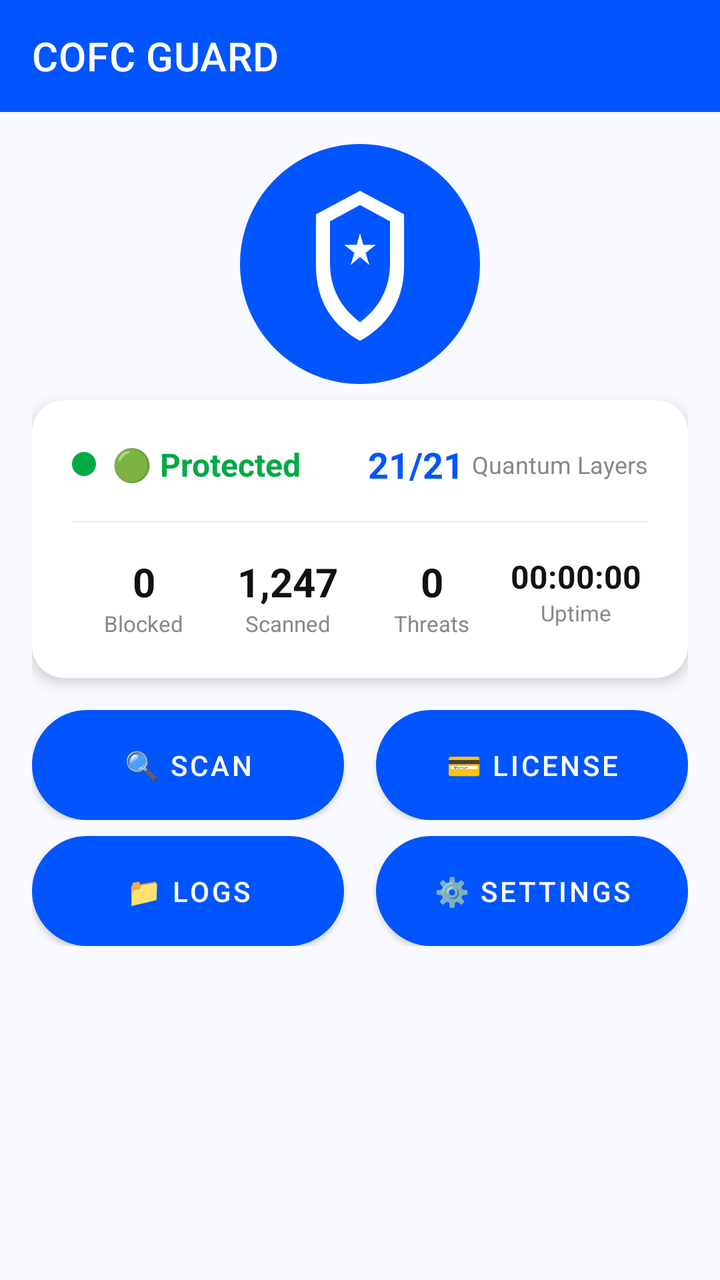
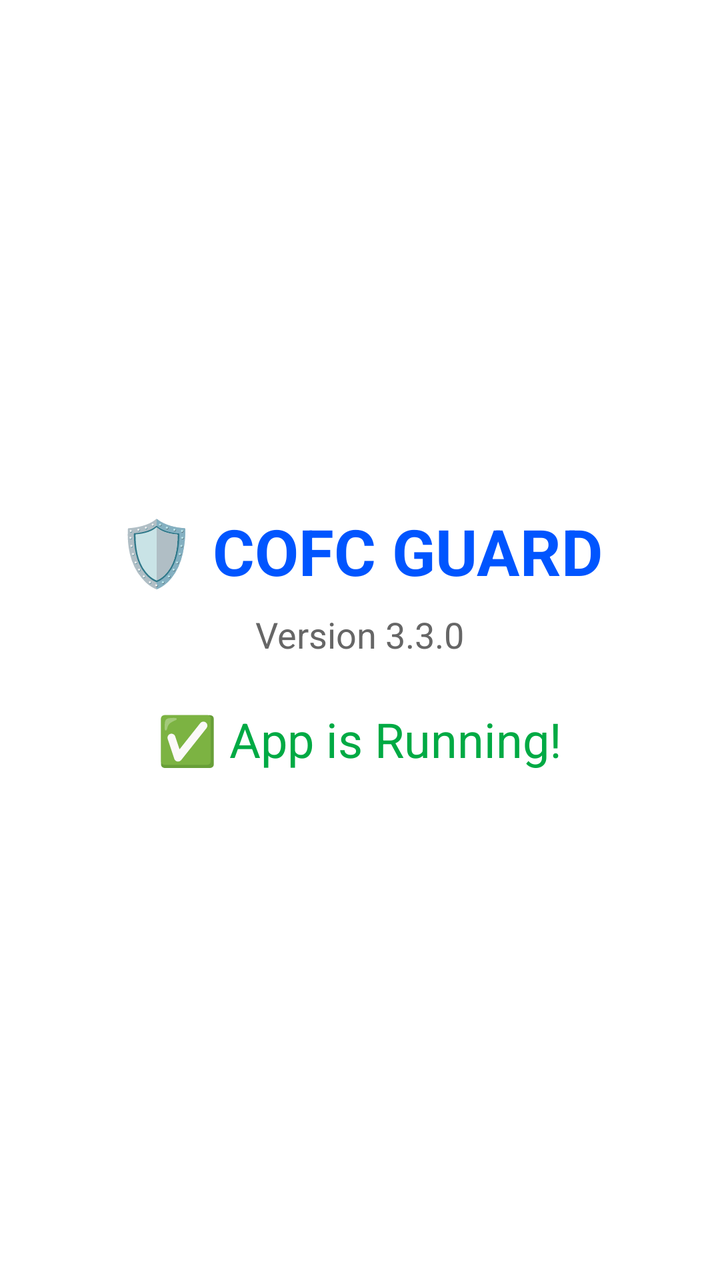

Before-and-after screenshots of an Android layout around one commit, followed by the original layout XML and the change that was made.
<!-- AndroidManifest.xml: activity theme Theme.COFCGuard -->
<!-- res/layout/activity_main.xml -->
<?xml version="1.0" encoding="utf-8"?>
<LinearLayout xmlns:android="http://schemas.android.com/apk/res/android"
    xmlns:app="http://schemas.android.com/apk/res-auto"
    android:layout_width="match_parent"
    android:layout_height="match_parent"
    android:orientation="vertical"
    android:background="#FFFFFF">

    <com.google.android.material.appbar.MaterialToolbar
        android:id="@+id/toolbar"
        android:layout_width="match_parent"
        android:layout_height="?attr/actionBarSize"
        android:background="#0055FF"
        android:theme="@style/ThemeOverlay.AppCompat.Dark.ActionBar"
        app:title="@string/app_name"
        app:titleTextColor="#FFFFFF" />

    <ScrollView
        android:layout_width="match_parent"
        android:layout_height="match_parent"
        android:fillViewport="true"
        android:background="#F8FAFF">

        <LinearLayout
            android:layout_width="match_parent"
            android:layout_height="wrap_content"
            android:orientation="vertical"
            android:padding="16dp"
            android:paddingBottom="80dp">

            <ImageView
                android:layout_width="120dp"
                android:layout_height="120dp"
                android:layout_gravity="center"
                android:src="@drawable/ic_launcher"
                android:contentDescription="Shield" />

            
            <com.google.android.material.card.MaterialCardView
                android:id="@+id/statusCard"
                android:layout_width="match_parent"
                android:layout_height="wrap_content"
                app:cardCornerRadius="16dp"
                app:cardElevation="4dp"
                app:cardBackgroundColor="#FFFFFF"
                android:layout_marginTop="8dp">

                <LinearLayout
                    android:layout_width="match_parent"
                    android:layout_height="wrap_content"
                    android:orientation="vertical"
                    android:padding="20dp">

                    <LinearLayout
                        android:layout_width="match_parent"
                        android:layout_height="wrap_content"
                        android:orientation="horizontal"
                        android:gravity="center_vertical">

                        <View
                            android:id="@+id/statusIndicator"
                            android:layout_width="12dp"
                            android:layout_height="12dp"
                            android:background="@drawable/status_active" />

                        <TextView
                            android:id="@+id/protectionStatusTextView"
                            android:layout_width="wrap_content"
                            android:layout_height="wrap_content"
                            android:text="@string/dashboard_status_active"
                            android:textColor="#00AA44"
                            android:textSize="16sp"
                            android:textStyle="bold"
                            android:layout_marginStart="8dp" />

                        <View android:layout_width="0dp" android:layout_height="0dp" android:layout_weight="1" />

                        <TextView
                            android:id="@+id/layersCountTextView"
                            android:layout_width="wrap_content"
                            android:layout_height="wrap_content"
                            android:text="21/21"
                            android:textColor="#0055FF"
                            android:textSize="18sp"
                            android:textStyle="bold" />

                        <TextView
                            android:layout_width="wrap_content"
                            android:layout_height="wrap_content"
                            android:text="@string/dashboard_layers"
                            android:textColor="#888888"
                            android:textSize="12sp"
                            android:layout_marginStart="4dp" />

                    </LinearLayout>

                    <View
                        android:layout_width="match_parent"
                        android:layout_height="1dp"
                        android:background="#EEF2F8"
                        android:layout_marginVertical="16dp" />

                    <GridLayout
                        android:layout_width="match_parent"
                        android:layout_height="wrap_content"
                        android:columnCount="4"
                        android:rowCount="1">

                        <LinearLayout
                            android:layout_width="0dp"
                            android:layout_height="wrap_content"
                            android:layout_columnWeight="1"
                            android:orientation="vertical"
                            android:gravity="center">
                            <TextView android:id="@+id/statsBlockedTextView" android:layout_width="wrap_content" android:layout_height="wrap_content" android:text="0" android:textColor="#111111" android:textSize="20sp" android:textStyle="bold" />
                            <TextView android:layout_width="wrap_content" android:layout_height="wrap_content" android:text="@string/dashboard_blocked" android:textColor="#888888" android:textSize="11sp" />
                        </LinearLayout>

                        <LinearLayout
                            android:layout_width="0dp"
                            android:layout_height="wrap_content"
                            android:layout_columnWeight="1"
                            android:orientation="vertical"
                            android:gravity="center">
                            <TextView android:id="@+id/statsScannedTextView" android:layout_width="wrap_content" android:layout_height="wrap_content" android:text="1,247" android:textColor="#111111" android:textSize="20sp" android:textStyle="bold" />
                            <TextView android:layout_width="wrap_content" android:layout_height="wrap_content" android:text="@string/dashboard_scanned" android:textColor="#888888" android:textSize="11sp" />
                        </LinearLayout>

                        <LinearLayout
                            android:layout_width="0dp"
                            android:layout_height="wrap_content"
                            android:layout_columnWeight="1"
                            android:orientation="vertical"
                            android:gravity="center">
                            <TextView android:id="@+id/statsThreatsTextView" android:layout_width="wrap_content" android:layout_height="wrap_content" android:text="0" android:textColor="#111111" android:textSize="20sp" android:textStyle="bold" />
                            <TextView android:layout_width="wrap_content" android:layout_height="wrap_content" android:text="@string/dashboard_threats" android:textColor="#888888" android:textSize="11sp" />
                        </LinearLayout>

                        <LinearLayout
                            android:layout_width="0dp"
                            android:layout_height="wrap_content"
                            android:layout_columnWeight="1"
                            android:orientation="vertical"
                            android:gravity="center">
                            <TextView android:id="@+id/statsUptimeTextView" android:layout_width="wrap_content" android:layout_height="wrap_content" android:text="00:00:00" android:textColor="#111111" android:textSize="16sp" android:textStyle="bold" />
                            <TextView android:layout_width="wrap_content" android:layout_height="wrap_content" android:text="@string/dashboard_uptime" android:textColor="#888888" android:textSize="11sp" />
                        </LinearLayout>

                    </GridLayout>

                </LinearLayout>
            </com.google.android.material.card.MaterialCardView>

            
            <LinearLayout
                android:id="@+id/buttonsLayout"
                android:layout_width="match_parent"
                android:layout_height="wrap_content"
                android:orientation="horizontal"
                android:layout_marginTop="16dp"
                android:gravity="center">

                <Button
                    android:id="@+id/scanButton"
                    android:layout_width="0dp"
                    android:layout_height="wrap_content"
                    android:layout_weight="1"
                    android:text="🔍 Scan"
                    style="@style/Widget.COFCGuard.Button"
                    android:layout_marginEnd="8dp" />

                <Button
                    android:id="@+id/licenseButton"
                    android:layout_width="0dp"
                    android:layout_height="wrap_content"
                    android:layout_weight="1"
                    android:text="💳 License"
                    style="@style/Widget.COFCGuard.Button"
                    android:layout_marginStart="8dp" />

            </LinearLayout>

            <LinearLayout
                android:layout_width="match_parent"
                android:layout_height="wrap_content"
                android:orientation="horizontal"
                android:layout_marginTop="8dp"
                android:gravity="center">

                <Button
                    android:id="@+id/logsButton"
                    android:layout_width="0dp"
                    android:layout_height="wrap_content"
                    android:layout_weight="1"
                    android:text="📁 Logs"
                    style="@style/Widget.COFCGuard.Button"
                    android:layout_marginEnd="8dp" />

                <Button
                    android:id="@+id/settingsButton"
                    android:layout_width="0dp"
                    android:layout_height="wrap_content"
                    android:layout_weight="1"
                    android:text="⚙️ Settings"
                    style="@style/Widget.COFCGuard.Button"
                    android:layout_marginStart="8dp" />

            </LinearLayout>

        </LinearLayout>
    </ScrollView>
</LinearLayout>
<!-- resources referenced by this layout -->
<resources>
  <!-- drawable ic_launcher (drawable) -->
  <?xml version="1.0" encoding="utf-8"?>
  <vector xmlns:android="http://schemas.android.com/apk/res/android"
      android:width="512dp"
      android:height="512dp"
      android:viewportWidth="512"
      android:viewportHeight="512">
      <path
          android:fillColor="#0055FF"
          android:pathData="M256,0 C114.6,0 0,114.6 0,256 C0,397.4 114.6,512 256,512 C397.4,512 512,397.4 512,256 C512,114.6 397.4,0 256,0Z" />
      <path
          android:fillColor="#FFFFFF"
          android:pathData="M256,100 L350,150 L350,260 C350,340 310,390 256,420 C202,390 162,340 162,260 L162,150 L256,100Z" />
      <path
          android:fillColor="#0055FF"
          android:pathData="M256,130 L320,165 L320,255 C320,315 290,355 256,380 C222,355 192,315 192,255 L192,165 L256,130Z" />
      <path
          android:fillColor="#FFFFFF"
          android:pathData="M256,190 L263,215 L290,215 L268,232 L276,258 L256,241 L236,258 L244,232 L222,215 L249,215Z" />
  </vector>
  <!-- drawable status_active (drawable) -->
  <?xml version="1.0" encoding="utf-8"?>
  <shape xmlns:android="http://schemas.android.com/apk/res/android" android:shape="oval">
      <solid android:color="@color/status_active" />
      <size android:width="12dp" android:height="12dp" />
      <stroke android:width="2dp" android:color="@color/status_active" />
  </shape>
  <string name="app_name">COFC GUARD</string>
  <string name="dashboard_blocked">Blocked</string>
  <string name="dashboard_layers">Quantum Layers</string>
  <string name="dashboard_scanned">Scanned</string>
  <string name="dashboard_status_active">🟢 Protected</string>
  <string name="dashboard_threats">Threats</string>
  <string name="dashboard_uptime">Uptime</string>
  <style name="Widget.COFCGuard.Button" parent="Widget.MaterialComponents.Button">
          <item name="android:background">@drawable/button_primary</item>
          <item name="android:textColor">#FFFFFF</item>
          <item name="android:textSize">14sp</item>
          <item name="android:paddingStart">24dp</item>
          <item name="android:paddingEnd">24dp</item>
          <item name="android:paddingTop">12dp</item>
          <item name="android:paddingBottom">12dp</item>
          <item name="cornerRadius">100dp</item>
          <item name="elevation">2dp</item>
      </style>
  <style name="Theme.COFCGuard" parent="Theme.MaterialComponents.DayNight.NoActionBar">
          <item name="colorPrimary">#0055FF</item>
          <item name="colorPrimaryVariant">#003DCC</item>
          <item name="colorOnPrimary">#FFFFFF</item>
          <item name="colorSecondary">#00AA44</item>
          <item name="colorSecondaryVariant">#008833</item>
          <item name="colorOnSecondary">#FFFFFF</item>
          <item name="android:windowBackground">#FFFFFF</item>
          <item name="android:statusBarColor">#0055FF</item>
          <item name="android:windowLightStatusBar">false</item>
          <item name="android:navigationBarColor">#FFFFFF</item>
          <item name="android:windowLightNavigationBar">true</item>
          <item name="materialButtonStyle">@style/Widget.COFCGuard.Button</item>
      </style>
  <color name="status_active">#00AA44</color>
  <color name="primary">#0055FF</color>
  <color name="primary_dark">#003DCC</color>
  <color name="text_tertiary">#888888</color>
  <!-- unchanged entries left out for length: 1 -->
</resources>

<!-- the commit's change to res/layout/activity_main.xml (unified diff, before → after) -->
@@ -1,212 +1,35 @@
 <?xml version="1.0" encoding="utf-8"?>
 <LinearLayout xmlns:android="http://schemas.android.com/apk/res/android"
-    xmlns:app="http://schemas.android.com/apk/res-auto"
     android:layout_width="match_parent"
     android:layout_height="match_parent"
     android:orientation="vertical"
+    android:gravity="center"
+    android:padding="32dp"
     android:background="#FFFFFF">
 
-    <com.google.android.material.appbar.MaterialToolbar
-        android:id="@+id/toolbar"
-        android:layout_width="match_parent"
-        android:layout_height="?attr/actionBarSize"
-        android:background="#0055FF"
-        android:theme="@style/ThemeOverlay.AppCompat.Dark.ActionBar"
-        app:title="@string/app_name"
-        app:titleTextColor="#FFFFFF" />
+    <TextView
+        android:layout_width="wrap_content"
+        android:layout_height="wrap_content"
+        android:text="🛡️ COFC GUARD"
+        android:textSize="32sp"
+        android:textStyle="bold"
+        android:textColor="#0055FF"
+        android:gravity="center" />
 
-    <ScrollView
-        android:layout_width="match_parent"
-        android:layout_height="match_parent"
-        android:fillViewport="true"
-        android:background="#F8FAFF">
+    <TextView
+        android:layout_width="wrap_content"
+        android:layout_height="wrap_content"
+        android:text="Version 3.3.0"
+        android:textSize="18sp"
+        android:textColor="#666666"
+        android:layout_marginTop="8dp" />
 
-        <LinearLayout
-            android:layout_width="match_parent"
-            android:layout_height="wrap_content"
-            android:orientation="vertical"
-            android:padding="16dp"
-            android:paddingBottom="80dp">
+    <TextView
+        android:layout_width="wrap_content"
+        android:layout_height="wrap_content"
+        android:text="✅ App is Running!"
+        android:textSize="24sp"
+        android:textColor="#00AA44"
+        android:layout_marginTop="24dp" />
 
-            <ImageView
-                android:layout_width="120dp"
-                android:layout_height="120dp"
-                android:layout_gravity="center"
-                android:src="@drawable/ic_launcher"
-                android:contentDescription="Shield" />
-
-            
-            <com.google.android.material.card.MaterialCardView
-                android:id="@+id/statusCard"
-                android:layout_width="match_parent"
-                android:layout_height="wrap_content"
-                app:cardCornerRadius="16dp"
-                app:cardElevation="4dp"
-                app:cardBackgroundColor="#FFFFFF"
-                android:layout_marginTop="8dp">
-
-                <LinearLayout
-                    android:layout_width="match_parent"
-                    android:layout_height="wrap_content"
-                    android:orientation="vertical"
-                    android:padding="20dp">
-
-                    <LinearLayout
-                        android:layout_width="match_parent"
-                        android:layout_height="wrap_content"
-                        android:orientation="horizontal"
-                        android:gravity="center_vertical">
-
-                        <View
-                            android:id="@+id/statusIndicator"
-                            android:layout_width="12dp"
-                            android:layout_height="12dp"
-                            android:background="@drawable/status_active" />
-
-                        <TextView
-                            android:id="@+id/protectionStatusTextView"
-                            android:layout_width="wrap_content"
-                            android:layout_height="wrap_content"
-                            android:text="@string/dashboard_status_active"
-                            android:textColor="#00AA44"
-                            android:textSize="16sp"
-                            android:textStyle="bold"
-                            android:layout_marginStart="8dp" />
-
-                        <View android:layout_width="0dp" android:layout_height="0dp" android:layout_weight="1" />
-
-                        <TextView
-                            android:id="@+id/layersCountTextView"
-                            android:layout_width="wrap_content"
-                            android:layout_height="wrap_content"
-                            android:text="21/21"
-                            android:textColor="#0055FF"
-                            android:textSize="18sp"
-                            android:textStyle="bold" />
-
-                        <TextView
-                            android:layout_width="wrap_content"
-                            android:layout_height="wrap_content"
-                            android:text="@string/dashboard_layers"
-                            android:textColor="#888888"
-                            android:textSize="12sp"
-                            android:layout_marginStart="4dp" />
-
-                    </LinearLayout>
-
-                    <View
-                        android:layout_width="match_parent"
-                        android:layout_height="1dp"
-                        android:background="#EEF2F8"
-                        android:layout_marginVertical="16dp" />
-
-                    <GridLayout
-                        android:layout_width="match_parent"
-                        android:layout_height="wrap_content"
-                        android:columnCount="4"
-                        android:rowCount="1">
-
-                        <LinearLayout
-                            android:layout_width="0dp"
-                            android:layout_height="wrap_content"
-                            android:layout_columnWeight="1"
-                            android:orientation="vertical"
-                            android:gravity="center">
-                            <TextView android:id="@+id/statsBlockedTextView" android:layout_width="wrap_content" android:layout_height="wrap_content" android:text="0" android:textColor="#111111" android:textSize="20sp" android:textStyle="bold" />
-                            <TextView android:layout_width="wrap_content" android:layout_height="wrap_content" android:text="@string/dashboard_blocked" android:textColor="#888888" android:textSize="11sp" />
-                        </LinearLayout>
-
-                        <LinearLayout
-                            android:layout_width="0dp"
-                            android:layout_height="wrap_content"
-                            android:layout_columnWeight="1"
-                            android:orientation="vertical"
-                            android:gravity="center">
-                            <TextView android:id="@+id/statsScannedTextView" android:layout_width="wrap_content" android:layout_height="wrap_content" android:text="1,247" android:textColor="#111111" android:textSize="20sp" android:textStyle="bold" />
-                            <TextView android:layout_width="wrap_content" android:layout_height="wrap_content" android:text="@string/dashboard_scanned" android:textColor="#888888" android:textSize="11sp" />
-                        </LinearLayout>
-
-                        <LinearLayout
-                            android:layout_width="0dp"
-                            android:layout_height="wrap_content"
-                            android:layout_columnWeight="1"
-                            android:orientation="vertical"
-                            android:gravity="center">
-                            <TextView android:id="@+id/statsThreatsTextView" android:layout_width="wrap_content" android:layout_height="wrap_content" android:text="0" android:textColor="#111111" android:textSize="20sp" android:textStyle="bold" />
-                            <TextView android:layout_width="wrap_content" android:layout_height="wrap_content" android:text="@string/dashboard_threats" android:textColor="#888888" android:textSize="11sp" />
-                        </LinearLayout>
-
-                        <LinearLayout
-                            android:layout_width="0dp"
-                            android:layout_height="wrap_content"
-                            android:layout_columnWeight="1"
-                            android:orientation="vertical"
-                            android:gravity="center">
-                            <TextView android:id="@+id/statsUptimeTextView" android:layout_width="wrap_content" android:layout_height="wrap_content" android:text="00:00:00" android:textColor="#111111" android:textSize="16sp" android:textStyle="bold" />
-                            <TextView android:layout_width="wrap_content" android:layout_height="wrap_content" android:text="@string/dashboard_uptime" android:textColor="#888888" android:textSize="11sp" />
-                        </LinearLayout>
-
-                    </GridLayout>
-
-                </LinearLayout>
-            </com.google.android.material.card.MaterialCardView>
-
-            
-            <LinearLayout
-                android:id="@+id/buttonsLayout"
-                android:layout_width="match_parent"
-                android:layout_height="wrap_content"
-                android:orientation="horizontal"
-                android:layout_marginTop="16dp"
-                android:gravity="center">
-
-                <Button
-                    android:id="@+id/scanButton"
-                    android:layout_width="0dp"
-                    android:layout_height="wrap_content"
-                    android:layout_weight="1"
-                    android:text="🔍 Scan"
-                    style="@style/Widget.COFCGuard.Button"
-                    android:layout_marginEnd="8dp" />
-
-                <Button
-                    android:id="@+id/licenseButton"
-                    android:layout_width="0dp"
-                    android:layout_height="wrap_content"
-                    android:layout_weight="1"
-                    android:text="💳 License"
-                    style="@style/Widget.COFCGuard.Button"
-                    android:layout_marginStart="8dp" />
-
-            </LinearLayout>
-
-            <LinearLayout
-                android:layout_width="match_parent"
-                android:layout_height="wrap_content"
-                android:orientation="horizontal"
-                android:layout_marginTop="8dp"
-                android:gravity="center">
-
-                <Button
-                    android:id="@+id/logsButton"
-                    android:layout_width="0dp"
-                    android:layout_height="wrap_content"
-                    android:layout_weight="1"
-                    android:text="📁 Logs"
-                    style="@style/Widget.COFCGuard.Button"
-                    android:layout_marginEnd="8dp" />
-
-                <Button
-                    android:id="@+id/settingsButton"
-                    android:layout_width="0dp"
-                    android:layout_height="wrap_content"
-                    android:layout_weight="1"
-                    android:text="⚙️ Settings"
-                    style="@style/Widget.COFCGuard.Button"
-                    android:layout_marginStart="8dp" />
-
-            </LinearLayout>
-
-        </LinearLayout>
-    </ScrollView>
 </LinearLayout>
<!-- resource entries referenced after the edit -->
@@ -1,39 +1,5 @@
 <!-- resources referenced by this layout -->
 <resources>
-  <!-- drawable ic_launcher (drawable) -->
-  <?xml version="1.0" encoding="utf-8"?>
-  <vector xmlns:android="http://schemas.android.com/apk/res/android"
-      android:width="512dp"
-      android:height="512dp"
-      android:viewportWidth="512"
-      android:viewportHeight="512">
-      <path
-          android:fillColor="#0055FF"
-          android:pathData="M256,0 C114.6,0 0,114.6 0,256 C0,397.4 114.6,512 256,512 C397.4,512 512,397.4 512,256 C512,114.6 397.4,0 256,0Z" />
-      <path
-          android:fillColor="#FFFFFF"
-          android:pathData="M256,100 L350,150 L350,260 C350,340 310,390 256,420 C202,390 162,340 162,260 L162,150 L256,100Z" />
-      <path
-          android:fillColor="#0055FF"
-          android:pathData="M256,130 L320,165 L320,255 C320,315 290,355 256,380 C222,355 192,315 192,255 L192,165 L256,130Z" />
-      <path
-          android:fillColor="#FFFFFF"
-          android:pathData="M256,190 L263,215 L290,215 L268,232 L276,258 L256,241 L236,258 L244,232 L222,215 L249,215Z" />
-  </vector>
-  <!-- drawable status_active (drawable) -->
-  <?xml version="1.0" encoding="utf-8"?>
-  <shape xmlns:android="http://schemas.android.com/apk/res/android" android:shape="oval">
-      <solid android:color="@color/status_active" />
-      <size android:width="12dp" android:height="12dp" />
-      <stroke android:width="2dp" android:color="@color/status_active" />
-  </shape>
-  <string name="app_name">COFC GUARD</string>
-  <string name="dashboard_blocked">Blocked</string>
-  <string name="dashboard_layers">Quantum Layers</string>
-  <string name="dashboard_scanned">Scanned</string>
-  <string name="dashboard_status_active">🟢 Protected</string>
-  <string name="dashboard_threats">Threats</string>
-  <string name="dashboard_uptime">Uptime</string>
   <style name="Widget.COFCGuard.Button" parent="Widget.MaterialComponents.Button">
           <item name="android:background">@drawable/button_primary</item>
           <item name="android:textColor">#FFFFFF</item>
@@ -59,7 +25,6 @@
           <item name="android:windowLightNavigationBar">true</item>
           <item name="materialButtonStyle">@style/Widget.COFCGuard.Button</item>
       </style>
-  <color name="status_active">#00AA44</color>
   <color name="primary">#0055FF</color>
   <color name="primary_dark">#003DCC</color>
   <color name="text_tertiary">#888888</color>
